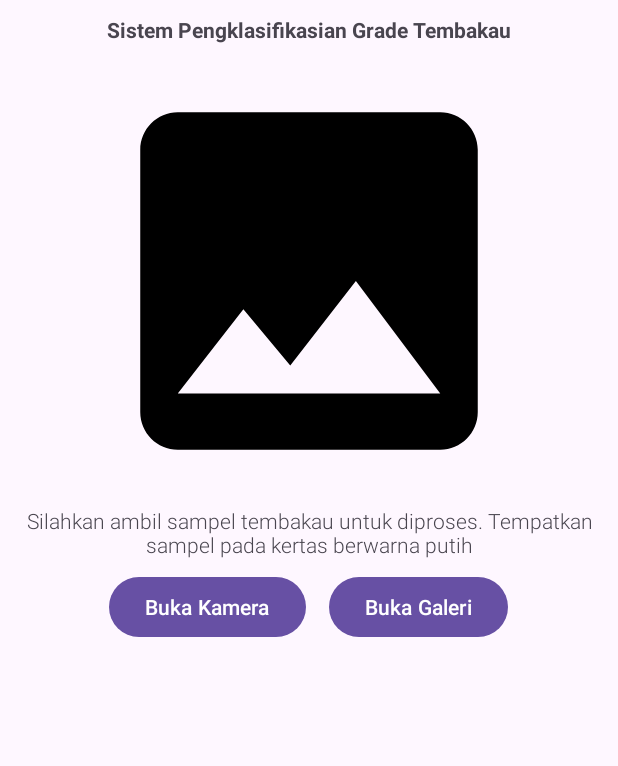
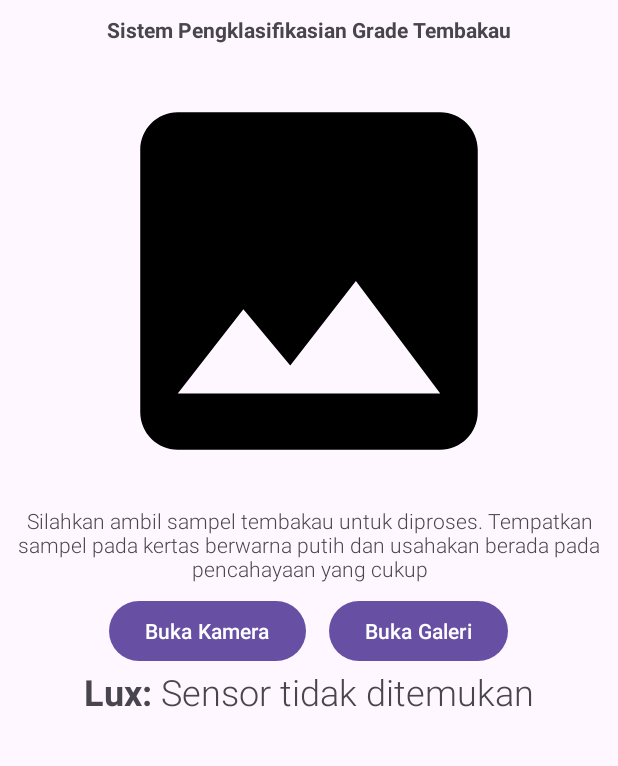
Before and after one commit to Bluemorpho61/klasifikasitembakau-app, an Android app: the screen it shows after launch (MainActivity), on a phone screen of 412 x 824 dp, the part 195-961 px from its top. Run offline under Robolectric (Android 15) with nearby library versions, the phone set to English and light mode, and no system bars; 5 statements that could not run were skipped.

Commit message:
- Penambahan implementasi sensor cahaya (Lux meter) pada MainActivity dan MainViewModel - Penambahan ForDebugOnlyActivity dan tombol navigasi debug pada hasil klasifikasi - Penambahan model machine learning mobilenet_v2_float32.tflite - Pemindahan file Activity ke dalam package .activity - Penghapusan class ImageClassifierHelper - Pembaruan layout UI untuk menampilkan nilai Lux dan instruksi pengambilan gambar

```diff
--- a/app/src/main/java/com/alkindi/klasifikasigradetembakau/ClassifierResultActivity.kt
+++ b/app/src/main/java/com/alkindi/klasifikasigradetembakau/activity/ClassifierResultActivity.kt
@@ -1,4 +1,4 @@
-package com.alkindi.klasifikasigradetembakau
+package com.alkindi.klasifikasigradetembakau.activity
 
 import android.os.Bundle
 import androidx.activity.enableEdgeToEdge
--- a/app/src/main/java/com/alkindi/klasifikasigradetembakau/MainActivity.kt
+++ b/app/src/main/java/com/alkindi/klasifikasigradetembakau/activity/MainActivity.kt
@@ -1,6 +1,10 @@
-package com.alkindi.klasifikasigradetembakau
+package com.alkindi.klasifikasigradetembakau.activity
 
 import android.content.Intent
+import android.hardware.Sensor
+import android.hardware.SensorEvent
+import android.hardware.SensorEventListener
+import android.hardware.SensorManager
 import android.net.Uri
 import android.os.Bundle
 import android.util.Log
@@ -15,13 +19,18 @@ import androidx.core.view.WindowInsetsCompat
 import androidx.core.view.isVisible
 import androidx.lifecycle.ViewModelProvider
 import com.alkindi.klasifikasigradetembakau.databinding.ActivityMainBinding
+import com.alkindi.klasifikasigradetembakau.getImageUri
+import com.alkindi.klasifikasigradetembakau.saveCorrectlyOrientedImage
 import com.alkindi.klasifikasigradetembakau.viewmodel.MainViewModel
 
 
-class MainActivity : AppCompatActivity() {
+class MainActivity : AppCompatActivity(), SensorEventListener {
     private lateinit var binding: ActivityMainBinding
     private lateinit var viewModel: MainViewModel
     private var currentImageUri: Uri? = null
+
+    private lateinit var sensorManager: SensorManager
+    private var sensorLight: Sensor? = null
 
     override fun onCreate(savedInstanceState: Bundle?) {
         super.onCreate(savedInstanceState)
@@ -29,13 +38,18 @@ class MainActivity : AppCompatActivity() {
         val view = binding.root
         enableEdgeToEdge()
         setContentView(view)
+
+
         viewModel = ViewModelProvider(this)[MainViewModel::class.java]
         ViewCompat.setOnApplyWindowInsetsListener(view) { v, insets ->
             val systemBars = insets.getInsets(WindowInsetsCompat.Type.systemBars())
             v.setPadding(systemBars.left, systemBars.top, systemBars.right, systemBars.bottom)
             insets
         }
-
+        sensorManager = getSystemService(SENSOR_SERVICE) as SensorManager
+        sensorLight = sensorManager.getDefaultSensor(Sensor.TYPE_LIGHT)
+        if (sensorLight == null) showToast("Sensor cahaya tidak ditemukan pada perangkat ini")
+        binding.luxMeterValue.text = "Sensor tidak ditemukan"
         observeViewModelData()
 
         binding.btnConfirm.setOnClickListener {
@@ -69,7 +83,6 @@ class MainActivity : AppCompatActivity() {
 
         viewModel.classificationResult.observe(this) { res ->
             if (res != null) {
-//                val classificationResult = res.first //SAYA MENDAPAT ERROR DISINI
                 val label = res.first
                 val score = res.second
 
@@ -82,6 +95,10 @@ class MainActivity : AppCompatActivity() {
                     inferenceTime = inferenceTime
                 )
             }
+        }
+
+        viewModel.luxValue.observe(this) { lux ->
+            binding.luxMeterValue.text ="${lux.toInt()} Lux"
         }
     }
 
@@ -146,6 +163,30 @@ class MainActivity : AppCompatActivity() {
         binding.tvInstruction.visibility = View.GONE
     }
 
+    override fun onResume() {
+        super.onResume()
+        sensorLight?.let { sensor ->
+            sensorManager.registerListener(this, sensor, SensorManager.SENSOR_DELAY_NORMAL)
+        }
+    }
+
+    override fun onPause() {
+        super.onPause()
+        sensorManager.unregisterListener(this)
+    }
+
+    override fun onSensorChanged(event: SensorEvent?) {
+        if (event?.sensor?.type == Sensor.TYPE_LIGHT) {
+            val lux = event.values[0]
+            viewModel.updateLux(lux)
+        }
+    }
+
+    override fun onAccuracyChanged(p0: Sensor?, p1: Int) {
+
+    }
+
+
     companion object {
         private val TAG = MainActivity::class.java.simpleName
     }
--- /dev/null
+++ b/app/src/main/res/drawable-night/outline_bug_report_24.xml
@@ -0,0 +1,5 @@
+<vector xmlns:android="http://schemas.android.com/apk/res/android" android:height="24dp" android:tint="#FFFFFF" android:viewportHeight="960" android:viewportWidth="960" android:width="24dp">
+
+    <path android:fillColor="@android:color/white" android:pathData="M480,760Q546,760 593,713Q640,666 640,600L640,440Q640,374 593,327Q546,280 480,280Q414,280 367,327Q320,374 320,440L320,600Q320,666 367,713Q414,760 480,760ZM400,640L560,640L560,560L400,560L400,640ZM400,480L560,480L560,400L400,400L400,480ZM480,520Q480,520 480,520Q480,520 480,520L480,520Q480,520 480,520Q480,520 480,520Q480,520 480,520Q480,520 480,520L480,520Q480,520 480,520Q480,520 480,520ZM480,840Q415,840 359.5,808Q304,776 272,720L160,720L160,640L244,640Q241,620 240.5,600Q240,580 240,560L160,560L160,480L240,480Q240,460 240.5,440Q241,420 244,400L160,400L160,320L272,320Q286,297 303.5,277Q321,257 344,242L280,176L336,120L422,206Q450,197 479,197Q508,197 536,206L624,120L680,176L614,242Q637,257 655.5,276.5Q674,296 688,320L800,320L800,400L716,400Q719,420 719.5,440Q720,460 720,480L800,480L800,560L720,560Q720,580 719.5,600Q719,620 716,640L800,640L800,720L688,720Q656,776 600.5,808Q545,840 480,840Z"/>
+
+</vector>
--- /dev/null
+++ b/app/src/main/res/drawable/outline_bug_report_24.xml
@@ -0,0 +1,5 @@
+<vector xmlns:android="http://schemas.android.com/apk/res/android" android:height="24dp" android:tint="#000000" android:viewportHeight="960" android:viewportWidth="960" android:width="24dp">
+
+    <path android:fillColor="@android:color/white" android:pathData="M480,760Q546,760 593,713Q640,666 640,600L640,440Q640,374 593,327Q546,280 480,280Q414,280 367,327Q320,374 320,440L320,600Q320,666 367,713Q414,760 480,760ZM400,640L560,640L560,560L400,560L400,640ZM400,480L560,480L560,400L400,400L400,480ZM480,520Q480,520 480,520Q480,520 480,520L480,520Q480,520 480,520Q480,520 480,520Q480,520 480,520Q480,520 480,520L480,520Q480,520 480,520Q480,520 480,520ZM480,840Q415,840 359.5,808Q304,776 272,720L160,720L160,640L244,640Q241,620 240.5,600Q240,580 240,560L160,560L160,480L240,480Q240,460 240.5,440Q241,420 244,400L160,400L160,320L272,320Q286,297 303.5,277Q321,257 344,242L280,176L336,120L422,206Q450,197 479,197Q508,197 536,206L624,120L680,176L614,242Q637,257 655.5,276.5Q674,296 688,320L800,320L800,400L716,400Q719,420 719.5,440Q720,460 720,480L800,480L800,560L720,560Q720,580 719.5,600Q719,620 716,640L800,640L800,720L688,720Q656,776 600.5,808Q545,840 480,840Z"/>
+
+</vector>
--- a/app/src/main/res/layout/activity_main.xml
+++ b/app/src/main/res/layout/activity_main.xml
@@ -5,7 +5,7 @@
     android:id="@+id/main"
     android:layout_width="match_parent"
     android:layout_height="match_parent"
-    tools:context=".MainActivity">
+    tools:context=".activity.MainActivity">
 
     <ImageView
         android:id="@+id/imPolije"
@@ -43,7 +43,7 @@
         android:layout_width="match_parent"
         android:layout_height="wrap_content"
         android:fontFamily="sans-serif-light"
-        android:text="Silahkan ambil sampel tembakau untuk diproses. Tempatkan sampel pada kertas berwarna putih"
+        android:text="Silahkan ambil sampel tembakau untuk diproses. Tempatkan sampel pada kertas berwarna putih dan usahakan berada pada pencahayaan yang cukup"
         android:textAlignment="center"
         app:layout_constraintTop_toBottomOf="@id/imCitra" />
 
@@ -54,7 +54,7 @@
         android:visibility="gone"
         app:layout_constraintEnd_toEndOf="parent"
         app:layout_constraintStart_toStartOf="parent"
-        app:layout_constraintTop_toBottomOf="@id/tvInstruction"/>
+        app:layout_constraintTop_toBottomOf="@id/tvInstruction" />
 
     <LinearLayout
         android:id="@+id/btnOpenImg"
@@ -94,5 +94,30 @@
         app:layout_constraintStart_toStartOf="parent"
         app:layout_constraintTop_toBottomOf="@+id/btnOpenImg" />
 
+    <LinearLayout
+        android:layout_width="match_parent"
+        android:layout_height="wrap_content"
+        app:layout_constraintEnd_toEndOf="parent"
+        android:orientation="horizontal"
+        app:layout_constraintStart_toStartOf="parent"
+        app:layout_constraintTop_toBottomOf="@id/btnConfirm"
+        android:gravity="center">
+
+        <TextView
+            android:id="@+id/luxMeter"
+            android:layout_width="wrap_content"
+            android:layout_height="wrap_content"
+            android:text="Lux: "
+            android:textSize="24sp"
+            android:textStyle="bold" />
+        <TextView
+            android:id="@+id/luxMeterValue"
+            android:layout_width="wrap_content"
+            android:layout_height="wrap_content"
+            android:fontFamily="sans-serif-light"
+            android:text="232323"
+            android:textSize="24sp"/>
+    </LinearLayout>
+
 
 </androidx.constraintlayout.widget.ConstraintLayout>
```
Also changed, not shown: app/src/main/AndroidManifest.xml (+8 -5 lines), app/src/main/java/com/alkindi/klasifikasigradetembakau/ImageClassifierHelper.kt (deleted, +0 -93 lines), app/src/main/java/com/alkindi/klasifikasigradetembakau/activity/ForDebugOnlyActivity.kt (added, +24 -0 lines), app/src/main/java/com/alkindi/klasifikasigradetembakau/viewmodel/MainViewModel.kt (+9 -3 lines), app/src/main/res/layout/activity_classifier_result.xml (+11 -1 lines), app/src/main/res/layout/activity_for_debug_only.xml (added, +29 -0 lines), 1 other file.
